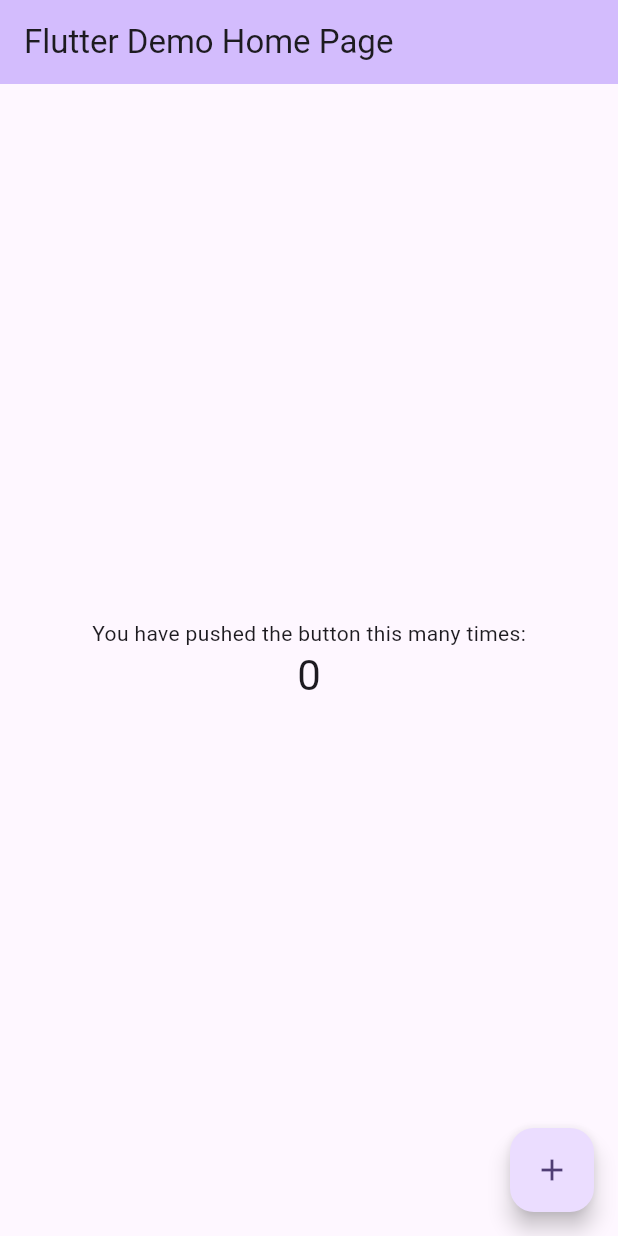
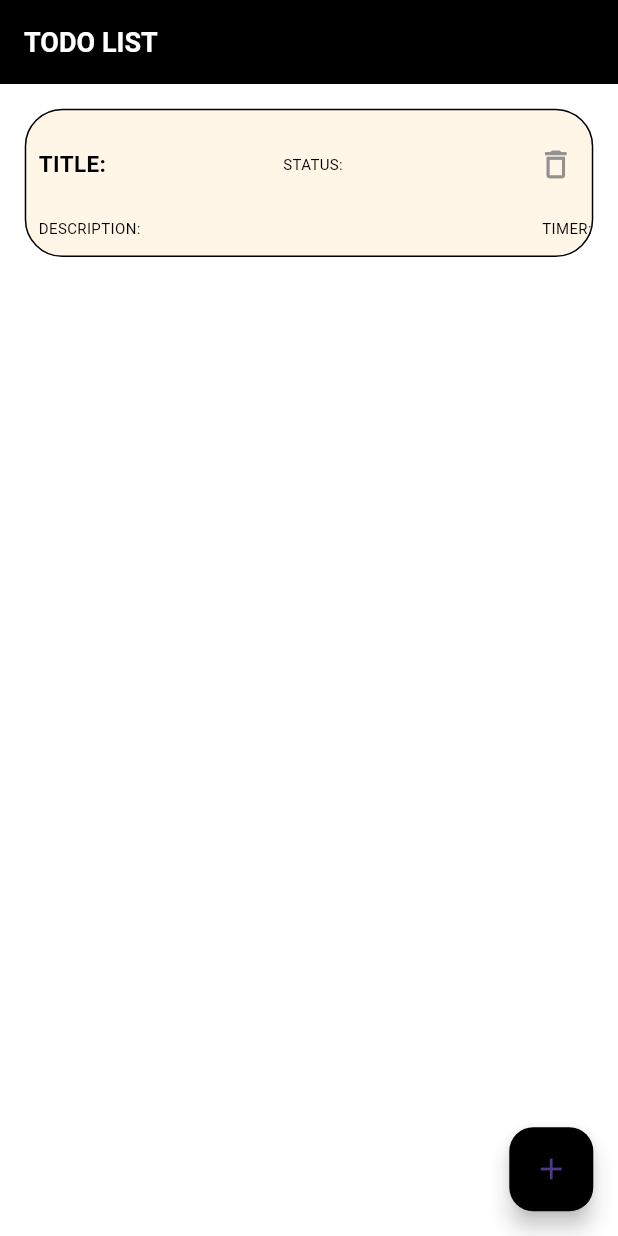
Before and after one commit to abhay11199/TODO-APP, a Flutter app: the screen it shows after launch, on a phone screen of 412 x 824 dp. Run offline on Flutter 3.47's test engine with Material 3 defaults, Android fonts, the phone set to English and light mode, and no system bars; our stand-ins replace get.

Commit message:
created home screen ui

```diff
--- /dev/null
+++ b/lib/app/constants/app_config.dart
@@ -0,0 +1,47 @@
+import 'package:flutter/material.dart';
+
+class AppConfig {
+  BuildContext context;
+  double? _height;
+  double? _width;
+  double? _heightPadding;
+  double? _widthPadding;
+  Size? _size;
+  double? _textScale;
+
+  AppConfig(this.context) {
+    MediaQueryData _queryData = MediaQuery.of(context);
+    _size = _queryData.size;
+    _height = _size!.height / 100.0;
+    _width = _size!.width / 100.0;
+    _heightPadding = _height! -
+        ((_queryData.padding.top + _queryData.padding.bottom) / 100.0);
+    _widthPadding =
+        _width! - (_queryData.padding.left + _queryData.padding.right) / 100.0;
+    _textScale = _queryData.textScaleFactor;
+  }
+
+  Size deviceSize() {
+    return _size!;
+  }
+
+  double deviceHeight(double v) {
+    return _height! * v;
+  }
+
+  double deviceWidth(double v) {
+    return _width! * v;
+  }
+
+  double rHP(double v) {
+    return _heightPadding! * v;
+  }
+
+  double rWP(double v) {
+    return _widthPadding! * v;
+  }
+
+  double textSizeScale(double v) {
+    return v * _textScale!;
+  }
+}
--- /dev/null
+++ b/lib/app/constants/colors.dart
@@ -0,0 +1,13 @@
+import 'package:flutter/material.dart';
+
+class AppColors {
+  static Color backgroundColor = const Color(0xFFFFF6E7);
+  static Color primaryColor = Color.fromARGB(255, 101, 131, 172);
+  static Color skyblueColor = Color.fromARGB(255, 155, 186, 253);
+  static Color blueColor = Color.fromARGB(255, 99, 16, 207);
+  static Color blackColor = Color.fromARGB(255, 0, 0, 0);
+  static Color redColor = Color.fromARGB(202, 255, 6, 6);
+  static Color lightbluecolor = Color.fromARGB(216, 75, 60, 241);
+  static Color whitecolor = Color.fromARGB(255, 255, 255, 255);
+  static Color greycolor = Color.fromARGB(255, 146, 146, 146);
+}
--- /dev/null
+++ b/lib/app/modules/home/bindings/home_binding.dart
@@ -0,0 +1,13 @@
+import 'package:get/get.dart';
+import 'package:get/get_core/src/get_main.dart';
+import 'package:get/get_instance/src/bindings_interface.dart';
+import 'package:todo_app/app/modules/home/controllers/home_controller.dart';
+
+class HomeBinding extends Bindings {
+  @override
+  void dependencies() {
+    Get.lazyPut<HomeController>(
+      () => HomeController(),
+    );
+  }
+}
--- /dev/null
+++ b/lib/app/modules/home/controllers/home_controller.dart
@@ -0,0 +1,3 @@
+import 'package:get/get.dart';
+
+class HomeController extends GetxController {}
--- /dev/null
+++ b/lib/app/modules/home/views/home_view.dart
@@ -0,0 +1,102 @@
+import 'package:flutter/material.dart';
+import 'package:get/get.dart';
+import 'package:todo_app/app/constants/app_config.dart';
+import 'package:todo_app/app/constants/colors.dart';
+
+class Home extends StatelessWidget {
+  const Home({super.key});
+
+  @override
+  Widget build(BuildContext context) {
+    AppConfig appConfig = AppConfig(context);
+    return Scaffold(
+      backgroundColor: AppColors.whitecolor,
+      appBar: AppBar(
+        backgroundColor: AppColors.blackColor,
+        title: Text(
+          'TODO LIST',
+          style: TextStyle(
+              fontWeight: FontWeight.bold,
+              color: AppColors.whitecolor,
+              fontSize: appConfig.textSizeScale(18)),
+        ),
+      ),
+      body: Padding(
+        padding: EdgeInsets.all(appConfig.rWP(4)),
+        child: Column(
+          mainAxisAlignment: MainAxisAlignment.start,
+          crossAxisAlignment: CrossAxisAlignment.end,
+          children: [
+            Container(
+              height: appConfig.deviceHeight(12),
+              width: appConfig.deviceWidth(100),
+              decoration: BoxDecoration(
+                  borderRadius: BorderRadius.circular(25),
+                  color: AppColors.backgroundColor,
+                  border: Border.all(color: AppColors.blackColor)),
+              child: Padding(
+                padding: EdgeInsets.only(left: appConfig.rWP(2)),
+                child: Column(
+                  crossAxisAlignment: CrossAxisAlignment.start,
+                  mainAxisAlignment: MainAxisAlignment.spaceEvenly,
+                  children: [
+                    Row(
+                        mainAxisAlignment: MainAxisAlignment.spaceBetween,
+                        children: [
+                          Text(
+                            'TITLE:',
+                            style: TextStyle(
+                                color: AppColors.blackColor,
+                                fontSize: appConfig.textSizeScale(15),
+                                fontWeight: FontWeight.bold),
+                          ),
+                          Text(
+                            'STATUS:',
+                            style: TextStyle(
+                              color: AppColors.blackColor,
+                              fontSize: appConfig.textSizeScale(10),
+                            ),
+                          ),
+                          IconButton(
+                              onPressed: () {},
+                              icon: Icon(
+                                Icons.delete_outline,
+                                color: AppColors.greycolor,
+                                size: appConfig.deviceWidth(6),
+                              ))
+                        ]),
+                    Row(
+                      mainAxisAlignment: MainAxisAlignment.spaceBetween,
+                      children: [
+                        Text(
+                          'DESCRIPTION:',
+                          style: TextStyle(
+                            color: AppColors.blackColor,
+                            fontSize: appConfig.textSizeScale(10),
+                          ),
+                        ),
+                        Text(
+                          'TIMER:',
+                          style: TextStyle(
+                            color: AppColors.blackColor,
+                            fontSize: appConfig.textSizeScale(10),
+                          ),
+                        ),
+                      ],
+                    ),
+                  ],
+                ),
+              ),
+            ),
+            const Spacer(),
+            FloatingActionButton(
+              onPressed: () {},
+              child: Icon(Icons.add),
+              backgroundColor: AppColors.blackColor,
+            )
+          ],
+        ),
+      ),
+    );
+  }
+}
--- /dev/null
+++ b/lib/app/routes/app_pages.dart
@@ -0,0 +1,19 @@
+import 'package:get/get.dart';
+import 'package:todo_app/app/modules/home/bindings/home_binding.dart';
+import 'package:todo_app/app/modules/home/views/home_view.dart';
+
+part 'app_routes.dart';
+
+class AppPages {
+  AppPages._();
+
+  static const INITIAL = Routes.HOME_SCREEN;
+
+  static final routes = [
+    GetPage(
+      name: _Paths.HOME_SCREEN,
+      page: () => const Home(),
+      binding: HomeBinding(),
+    ),
+  ];
+}
--- /dev/null
+++ b/lib/app/routes/app_routes.dart
@@ -0,0 +1,12 @@
+part of 'app_pages.dart';
+// DO NOT EDIT. This is code generated via package:get_cli/get_cli.dart
+
+abstract class Routes {
+  Routes._();
+  static const HOME_SCREEN = _Paths.HOME_SCREEN;
+}
+
+abstract class _Paths {
+  _Paths._();
+  static const HOME_SCREEN = '/home-screen';
+}
--- a/lib/main.dart
+++ b/lib/main.dart
@@ -1,4 +1,7 @@
 import 'package:flutter/material.dart';
+import 'package:get/get_navigation/src/root/get_material_app.dart';
+import 'package:todo_app/app/modules/home/views/home_view.dart';
+import 'package:todo_app/app/routes/app_pages.dart';
 
 void main() {
   runApp(const MyApp());
@@ -7,119 +10,12 @@ void main() {
 class MyApp extends StatelessWidget {
   const MyApp({super.key});
 
-  // This widget is the root of your application.
   @override
   Widget build(BuildContext context) {
-    return MaterialApp(
-      title: 'Flutter Demo',
-      theme: ThemeData(
-        // This is the theme of your application.
-        //
-        // TRY THIS: Try running your application with "flutter run". You'll see
-        // the application has a blue toolbar. Then, without quitting the app,
-        // try changing the seedColor in the colorScheme below to Colors.green
-        // and then invoke "hot reload" (save your changes or press the "hot
-        // reload" button in a Flutter-supported IDE, or press "r" if you used
-        // the command line to start the app).
-        //
-        // Notice that the counter didn't reset back to zero; the application
-        // state is not lost during the reload. To reset the state, use hot
-        // restart instead.
-        //
-        // This works for code too, not just values: Most code changes can be
-        // tested with just a hot reload.
-        colorScheme: ColorScheme.fromSeed(seedColor: Colors.deepPurple),
-        useMaterial3: true,
-      ),
-      home: const MyHomePage(title: 'Flutter Demo Home Page'),
+    return GetMaterialApp(
+      debugShowCheckedModeBanner: false,
+      initialRoute: AppPages.INITIAL,
+      getPages: AppPages.routes,
     );
   }
 }
-
-class MyHomePage extends StatefulWidget {
-  const MyHomePage({super.key, required this.title});
-
-  // This widget is the home page of your application. It is stateful, meaning
-  // that it has a State object (defined below) that contains fields that affect
-  // how it looks.
-
-  // This class is the configuration for the state. It holds the values (in this
-  // case the title) provided by the parent (in this case the App widget) and
-  // used by the build method of the State. Fields in a Widget subclass are
-  // always marked "final".
-
-  final String title;
-
-  @override
-  State<MyHomePage> createState() => _MyHomePageState();
-}
-
-class _MyHomePageState extends State<MyHomePage> {
-  int _counter = 0;
-
-  void _incrementCounter() {
-    setState(() {
-      // This call to setState tells the Flutter framework that something has
-      // changed in this State, which causes it to rerun the build method below
-      // so that the display can reflect the updated values. If we changed
-      // _counter without calling setState(), then the build method would not be
-      // called again, and so nothing would appear to happen.
-      _counter++;
-    });
-  }
-
-  @override
-  Widget build(BuildContext context) {
-    // This method is rerun every time setState is called, for instance as done
-    // by the _incrementCounter method above.
-    //
-    // The Flutter framework has been optimized to make rerunning build methods
-    // fast, so that you can just rebuild anything that needs updating rather
-    // than having to individually change instances of widgets.
-    return Scaffold(
-      appBar: AppBar(
-        // TRY THIS: Try changing the color here to a specific color (to
-        // Colors.amber, perhaps?) and trigger a hot reload to see the AppBar
-        // change color while the other colors stay the same.
-        backgroundColor: Theme.of(context).colorScheme.inversePrimary,
-        // Here we take the value from the MyHomePage object that was created by
-        // the App.build method, and use it to set our appbar title.
-        title: Text(widget.title),
-      ),
-      body: Center(
-        // Center is a layout widget. It takes a single child and positions it
-        // in the middle of the parent.
-        child: Column(
-          // Column is also a layout widget. It takes a list of children and
-          // arranges them vertically. By default, it sizes itself to fit its
-          // children horizontally, and tries to be as tall as its parent.
-          //
-          // Column has various properties to control how it sizes itself and
-          // how it positions its children. Here we use mainAxisAlignment to
-          // center the children vertically; the main axis here is the vertical
-          // axis because Columns are vertical (the cross axis would be
-          // horizontal).
-          //
-          // TRY THIS: Invoke "debug painting" (choose the "Toggle Debug Paint"
-          // action in the IDE, or press "p" in the console), to see the
-          // wireframe for each widget.
-          mainAxisAlignment: MainAxisAlignment.center,
-          children: <Widget>[
-            const Text(
-              'You have pushed the button this many times:',
-            ),
-            Text(
-              '$_counter',
-              style: Theme.of(context).textTheme.headlineMedium,
-            ),
-          ],
-        ),
-      ),
-      floatingActionButton: FloatingActionButton(
-        onPressed: _incrementCounter,
-        tooltip: 'Increment',
-        child: const Icon(Icons.add),
-      ), // This trailing comma makes auto-formatting nicer for build methods.
-    );
-  }
-}
--- a/pubspec.yaml
+++ b/pubspec.yaml
@@ -35,6 +35,7 @@ dependencies:
   # The following adds the Cupertino Icons font to your application.
   # Use with the CupertinoIcons class for iOS style icons.
   cupertino_icons: ^1.0.2
+  get: ^4.6.6
 
 dev_dependencies:
   flutter_test:
```
Also changed, not shown: pubspec.lock.
